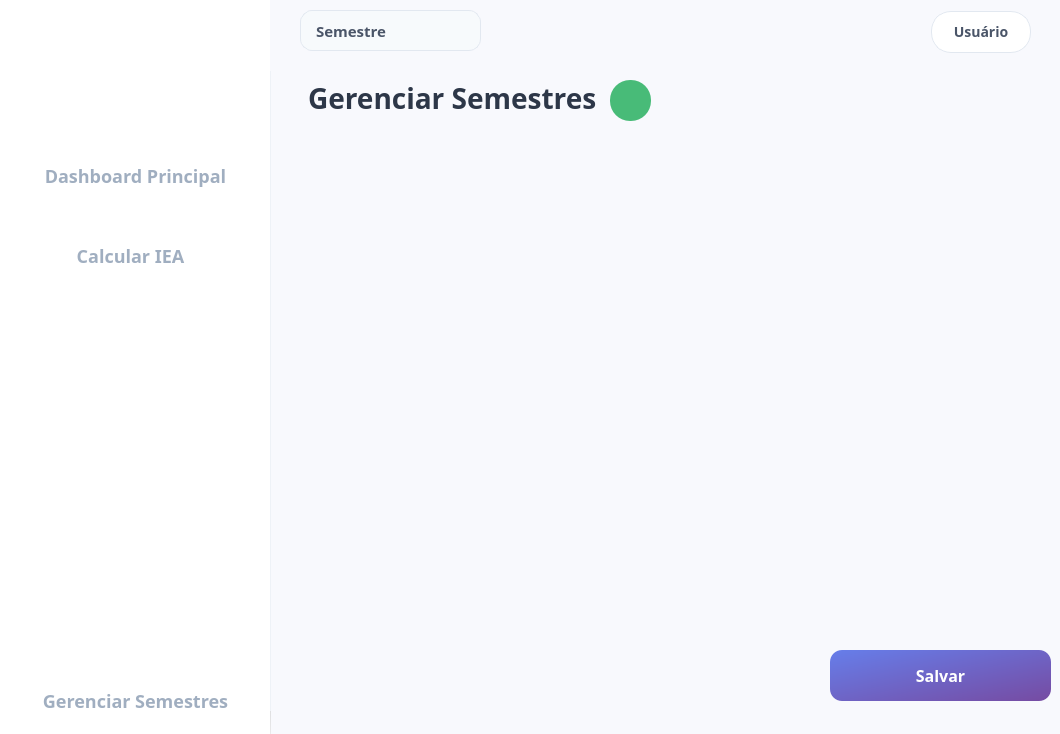
Before: the Qt Designer form UI/MainWindow - eng.software.ui in renancorreia27/Gestor-Academico, drawn with Qt 5.
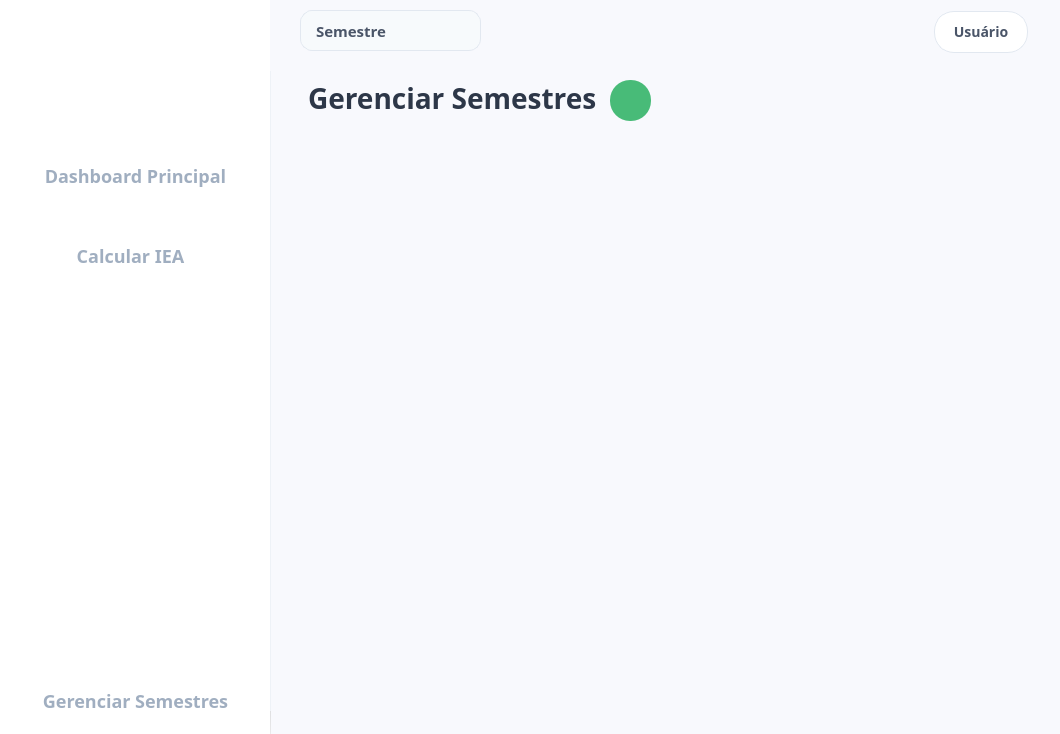
After: the same form once the commit is applied. The open tabs and pages were chosen to show the change. Icons and pictures are not drawn.

Commit message: Adicionado lógica em gerenciar semestre e edição de matérias

What changed in the file:
```diff
--- a/UI/MainWindow - eng.software.ui
+++ b/UI/MainWindow - eng.software.ui
@@ -244,6 +244,8 @@
     border: 1px solid #E2E8F0;
     border-radius: 20px;
     font-weight: 600;
+	margin-left:3px;
+	margin-right:3px;
 }
 QPushButton#btn_usuario:hover {
     border: 1px solid #667EEA;
@@ -709,39 +711,6 @@
         <set>Qt::AlignBottom|Qt::AlignLeading|Qt::AlignLeft</set>
        </property>
       </widget>
-      <widget class="QPushButton" name="btn_salvar_semestre">
-       <property name="geometry">
-        <rect>
-         <x>560</x>
-         <y>580</y>
-         <width>221</width>
-         <height>51</height>
-        </rect>
-       </property>
-       <property name="font">
-        <font>
-         <family>Segoe UI,Verdana,sans-serif</family>
-         <pointsize>-1</pointsize>
-         <weight>75</weight>
-         <bold>true</bold>
-        </font>
-       </property>
-       <property name="cursor">
-        <cursorShape>PointingHandCursor</cursorShape>
-       </property>
-       <property name="layoutDirection">
-        <enum>Qt::LeftToRight</enum>
-       </property>
-       <property name="styleSheet">
-        <string notr="true"/>
-       </property>
-       <property name="text">
-        <string>Salvar</string>
-       </property>
-       <property name="default">
-        <bool>false</bool>
-       </property>
-      </widget>
       <widget class="QPushButton" name="btn_add_semestre">
        <property name="geometry">
         <rect>
@@ -780,9 +749,9 @@
       <widget class="QScrollArea" name="scrollArea_semestre">
        <property name="geometry">
         <rect>
-         <x>30</x>
-         <y>90</y>
-         <width>761</width>
+         <x>20</x>
+         <y>80</y>
+         <width>771</width>
          <height>451</height>
         </rect>
        </property>
@@ -798,7 +767,7 @@
          <rect>
           <x>0</x>
           <y>0</y>
-          <width>761</width>
+          <width>771</width>
           <height>451</height>
          </rect>
         </property>
```
Left out of the diff: 11 changed lines with no effect on the pictures. The commit also changes 61 other files.
